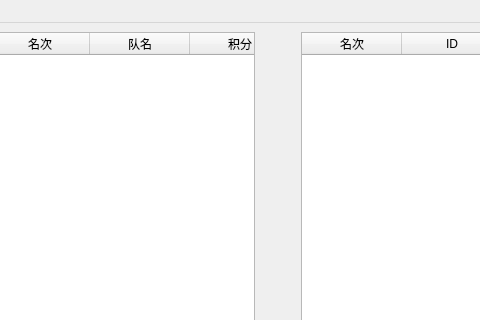
The window that ui/main.ui (NewerLsg/StatServer) describes before a commit, drawn with Qt 5; both pictures show x 316 to 796 and y 0 to 320 of the 892 by 534 pixel window.
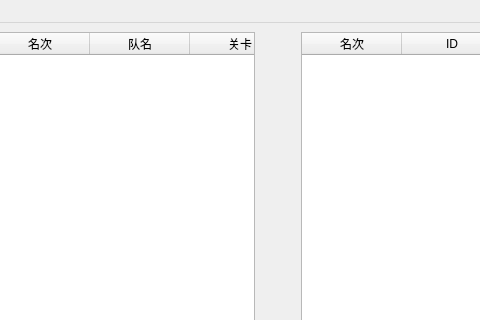
The same window after the commit.

The edit to the form file:
```diff
--- a/ui/main.ui
+++ b/ui/main.ui
@@ -181,6 +181,14 @@
           <set>AlignHCenter|AlignVCenter|AlignCenter</set>
          </property>
         </column>
+        <column>
+         <property name="text">
+          <string>关卡</string>
+         </property>
+         <property name="textAlignment">
+          <set>AlignHCenter|AlignVCenter|AlignCenter</set>
+         </property>
+        </column>
         <column>
          <property name="text">
           <string>积分</string>
```
Left out of the diff: 17 changed lines with no effect on the pictures.
